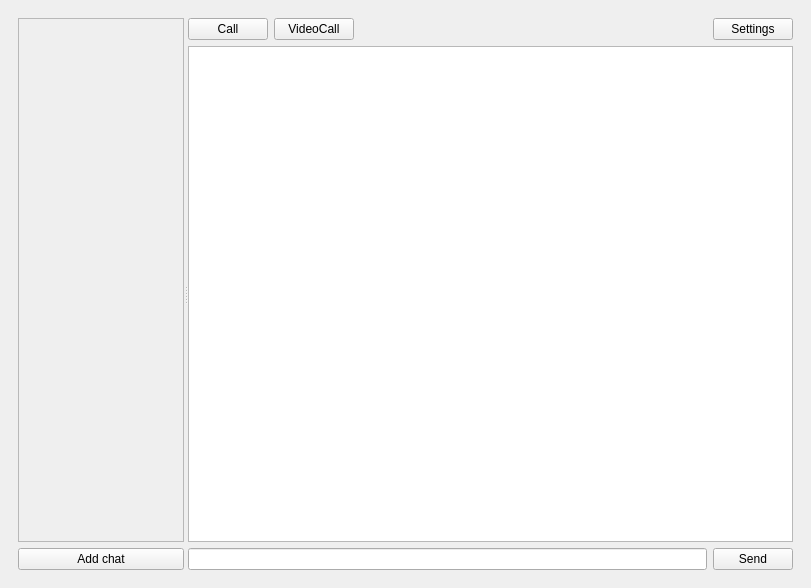
The window that miMessageClient/mainwindow.ui (lucky-rydar/miMessage) describes before a commit, drawn with Qt 5.
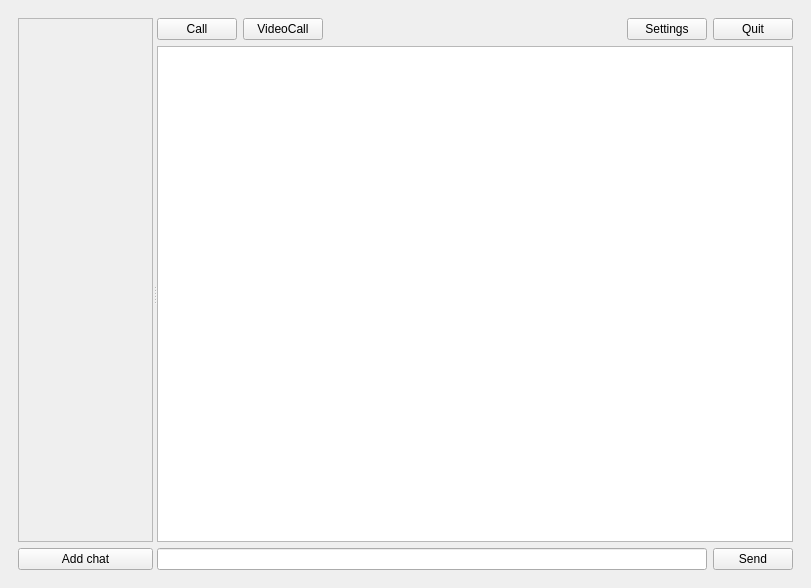
The same window after the commit.

Commit message: Added quit button

Diff of the .ui file:
```diff
--- a/miMessageClient/mainwindow.ui
+++ b/miMessageClient/mainwindow.ui
@@ -409,6 +409,13 @@
                 </property>
                </widget>
               </item>
+              <item>
+               <widget class="QPushButton" name="QuitButton">
+                <property name="text">
+                 <string>Quit</string>
+                </property>
+               </widget>
+              </item>
              </layout>
             </item>
             <item>
```
The commit also changes 2 other files.
